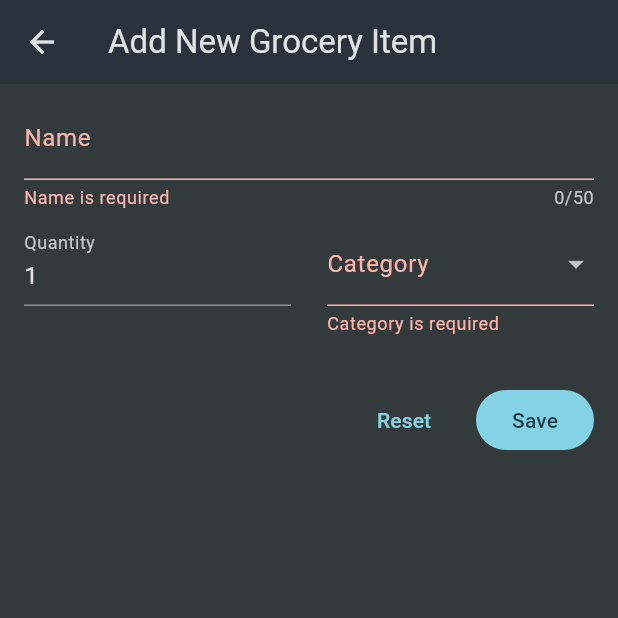
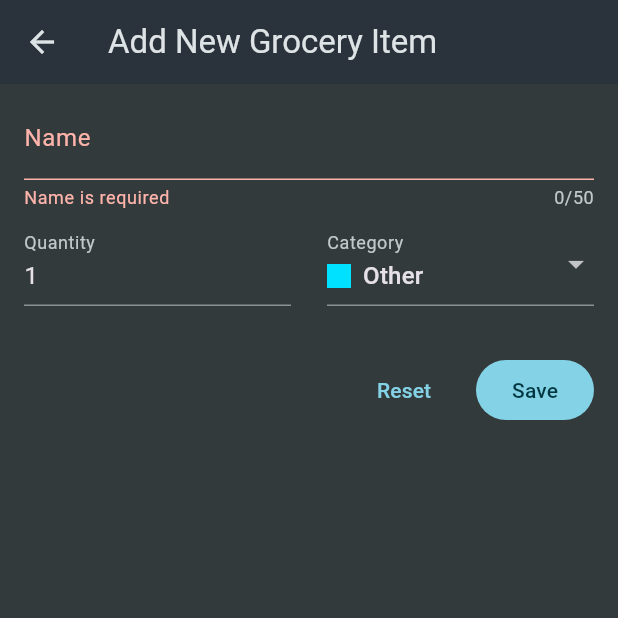
Before and after one commit to Satin3737/flutter_shopping_list_app, a Flutter app: the AddGroceryItem screen opened directly, after a tap on "Save", on a phone screen of 412 x 824 dp, the top half of it. Run offline on Flutter 3.47's test engine with Material 3 defaults, Android fonts, the phone set to English and light mode, and no system bars; network calls fail.

```diff
--- /dev/null
+++ b/lib/const.dart
@@ -0,0 +1,2 @@
+const apiBaseUrl =
+    'flutter-shopping-list-ap-d84cc-default-rtdb.europe-west1.firebasedatabase.app';
--- a/lib/widgets/groceries/add_grocery_item.dart
+++ b/lib/widgets/groceries/add_grocery_item.dart
@@ -1,35 +1,52 @@
+import 'dart:convert';
+
 import 'package:flutter/material.dart';
+import 'package:flutter_shopping_list_app/const.dart';
 import 'package:flutter_shopping_list_app/data/dummy_categories.dart';
 import 'package:flutter_shopping_list_app/models/category.dart';
 import 'package:flutter_shopping_list_app/models/grocery.dart';
+import 'package:http/http.dart' as http;
 
 class AddGroceryItem extends StatefulWidget {
   const AddGroceryItem({super.key});
 
   @override
-  State<AddGroceryItem> createState() => _NewGroceryItemState();
+  State<AddGroceryItem> createState() => _AddGroceryItemState();
 }
 
-class _NewGroceryItemState extends State<AddGroceryItem> {
+class _AddGroceryItemState extends State<AddGroceryItem> {
   final _formKey = GlobalKey<FormState>();
+  bool _isLoading = false;
+  String _name = '';
+  int _quantity = 1;
+  Category _category = categories[Categories.other]!;
 
-  final Map<String, Object?> _formValues = {
-    'name': '',
-    'quantity': '1',
-    'category': null,
-  };
-
-  void _saveForm() {
+  void _saveForm() async {
     if (_formKey.currentState!.validate()) {
       _formKey.currentState!.save();
-      Navigator.of(context).pop(
-        Grocery(
-          id: DateTime.now().toString(),
-          name: _formValues['name'] as String,
-          quantity: int.parse(_formValues['quantity'] as String),
-          category: _formValues['category'] as Category,
-        ),
+
+      setState(() => _isLoading = true);
+
+      final response = await http.post(
+        Uri.https(apiBaseUrl, 'shopping-list.json'),
+        headers: {'Content-Type': 'application/json'},
+        body: jsonEncode({
+          'name': _name,
+          'quantity': _quantity,
+          'category': _category.title,
+        }),
       );
+
+      if (context.mounted) {
+        Navigator.of(context).pop(
+          Grocery(
+            id: jsonDecode(response.body)['name'],
+            name: _name,
+            quantity: _quantity,
+            category: _category,
+          ),
+        );
+      }
     }
   }
 
@@ -60,7 +77,7 @@ class _NewGroceryItemState extends State<AddGroceryItem> {
                   }
                   return null;
                 },
-                onSaved: (value) => _formValues['name'] = value,
+                onSaved: (value) => _name = value!,
               ),
               Row(
                 crossAxisAlignment: CrossAxisAlignment.start,
@@ -83,11 +100,12 @@ class _NewGroceryItemState extends State<AddGroceryItem> {
                         }
                         return null;
                       },
-                      onSaved: (value) => _formValues['quantity'] = value,
+                      onSaved: (value) => _quantity = int.parse(value!),
                     ),
                   ),
                   Expanded(
                     child: DropdownButtonFormField(
+                      value: _category,
                       decoration: const InputDecoration(labelText: 'Category'),
                       validator: (value) {
                         if (value == null) {
@@ -95,8 +113,8 @@ class _NewGroceryItemState extends State<AddGroceryItem> {
                         }
                         return null;
                       },
-                      onSaved: (value) => _formValues['category'] = value,
-                      onChanged: (value) => _formValues['category'] = value,
+                      onSaved: (value) => _category = value!,
+                      onChanged: (value) => _category = value!,
                       items: [
                         for (final category in categories.entries)
                           DropdownMenuItem(
@@ -125,12 +143,22 @@ class _NewGroceryItemState extends State<AddGroceryItem> {
                   mainAxisAlignment: MainAxisAlignment.end,
                   children: [
                     TextButton(
-                      onPressed: _resetForm,
+                      onPressed: _isLoading ? null : _resetForm,
                       child: const Text('Reset'),
                     ),
                     FilledButton(
-                      onPressed: _saveForm,
-                      child: const Text('Save'),
+                      onPressed: _isLoading ? null : _saveForm,
+                      child: _isLoading
+                          ? const SizedBox(
+                              width: 16,
+                              height: 16,
+                              child: Center(
+                                child: CircularProgressIndicator(
+                                  color: Colors.white,
+                                ),
+                              ),
+                            )
+                          : const Text('Save'),
                     ),
                   ],
                 ),
--- a/pubspec.yaml
+++ b/pubspec.yaml
@@ -34,6 +34,7 @@ dependencies:
   # The following adds the Cupertino Icons font to your application.
   # Use with the CupertinoIcons class for iOS style icons.
   cupertino_icons: ^1.0.8
+  http: ^1.3.0
 
 dev_dependencies:
   flutter_test:
```
Also changed, not shown: lib/screens/groceries_screen.dart (+41 -2 lines), pubspec.lock.
